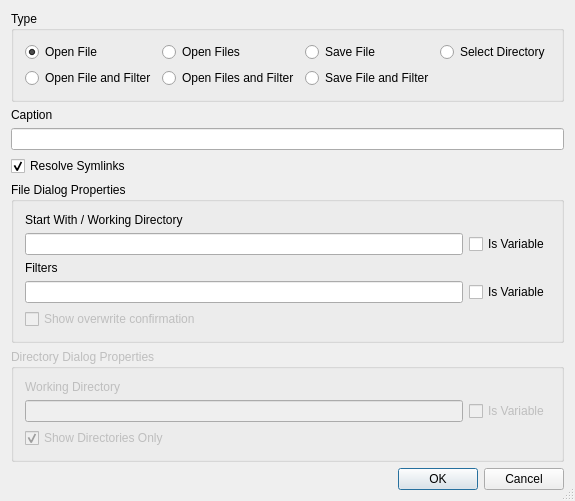
First picture: the form in Plugins/WizardPlugins/FileDialogWizard/FileDialogWizardDialog.ui, repository testmana2/test, before the edit.
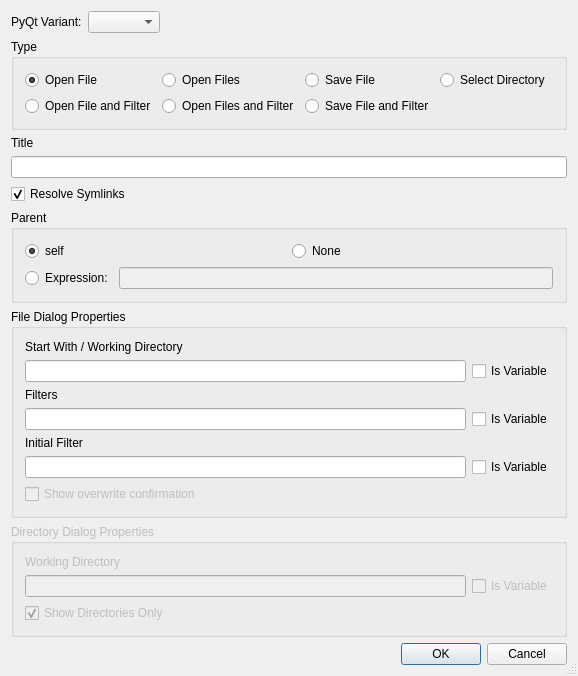
Second picture: the form after the edit.

Commit message: Added support for PyQt5 to the QFileDialog wizard.

What changed in the file:
```diff
--- a/Plugins/WizardPlugins/FileDialogWizard/FileDialogWizardDialog.ui
+++ b/Plugins/WizardPlugins/FileDialogWizard/FileDialogWizardDialog.ui
@@ -6,8 +6,8 @@
    <rect>
     <x>0</x>
     <y>0</y>
-    <width>557</width>
-    <height>479</height>
+    <width>578</width>
+    <height>620</height>
    </rect>
   </property>
   <property name="windowTitle">
@@ -18,7 +18,34 @@
   </property>
   <layout class="QVBoxLayout" name="verticalLayout">
    <item>
-    <widget class="QGroupBox" name="groupBox">
+    <layout class="QHBoxLayout" name="horizontalLayout">
+     <item>
+      <widget class="QLabel" name="label">
+       <property name="text">
+        <string>PyQt Variant:</string>
+       </property>
+      </widget>
+     </item>
+     <item>
+      <widget class="QComboBox" name="pyqtComboBox"/>
+     </item>
+     <item>
+      <spacer name="horizontalSpacer">
+       <property name="orientation">
+        <enum>Qt::Horizontal</enum>
+       </property>
+       <property name="sizeHint" stdset="0">
+        <size>
+         <width>40</width>
+         <height>20</height>
+        </size>
+       </property>
+      </spacer>
+     </item>
+    </layout>
+   </item>
+   <item>
+    <widget class="QGroupBox" name="typeGroupBox">
      <property name="title">
       <string>Type</string>
      </property>
@@ -105,7 +132,7 @@
    <item>
     <widget class="QLabel" name="TextLabel1">
      <property name="text">
-      <string>Caption</string>
+      <string>Title</string>
      </property>
     </widget>
    </item>
@@ -129,36 +156,72 @@
      </property>
     </widget>
    </item>
+   <item>
+    <widget class="QGroupBox" name="parentGroup">
+     <property name="title">
+      <string>Parent</string>
+     </property>
+     <layout class="QGridLayout" name="gridLayout_3">
+      <item row="0" column="0">
+       <widget class="QRadioButton" name="parentSelf">
+        <property name="toolTip">
+         <string>Select &quot;self&quot; as parent</string>
+        </property>
+        <property name="text">
+         <string>self</string>
+        </property>
+        <property name="checked">
+         <bool>true</bool>
+        </property>
+       </widget>
+      </item>
+      <item row="0" column="1">
+       <widget class="QRadioButton" name="parentNone">
+        <property name="toolTip">
+         <string>Select &quot;None&quot; as parent</string>
+        </property>
+        <property name="text">
+         <string>None</string>
+        </property>
+       </widget>
+      </item>
+      <item row="1" column="0" colspan="2">
+       <layout class="QHBoxLayout" name="horizontalLayout_2">
+        <item>
+         <widget class="QRadioButton" name="parentOther">
+          <property name="toolTip">
+           <string>Select to enter a parent expression</string>
+          </property>
+          <property name="text">
+           <string>Expression:</string>
+          </property>
+         </widget>
+        </item>
+        <item>
+         <widget class="QLineEdit" name="parentEdit">
+          <property name="enabled">
+           <bool>false</bool>
+          </property>
+          <property name="toolTip">
+           <string>Enter the parent expression</string>
+          </property>
+         </widget>
+        </item>
+       </layout>
+      </item>
+     </layout>
+    </widget>
+   </item>
    <item>
     <widget class="QGroupBox" name="filePropertiesGroup">
      <property name="title">
       <string>File Dialog Properties</string>
      </property>
-     <layout class="QGridLayout">
-      <item row="3" column="1">
-       <widget class="QCheckBox" name="cFilters">
-        <property name="toolTip">
-         <string>Check this if the contents of the edit names a variable or variable function</string>
-        </property>
+     <layout class="QGridLayout" name="gridLayout_2">
+      <item row="0" column="0" colspan="2">
+       <widget class="QLabel" name="TextLabel3">
         <property name="text">
-         <string>Is Variable</string>
-        </property>
-       </widget>
-      </item>
-      <item row="3" column="0">
-       <widget class="QLineEdit" name="eFilters">
-        <property name="toolTip">
-         <string>Enter the filter specifications separated by ';;'</string>
-        </property>
-       </widget>
-      </item>
-      <item row="1" column="1">
-       <widget class="QCheckBox" name="cStartWith">
-        <property name="toolTip">
-         <string>Check this if the contents of the edit names a variable or variable function</string>
-        </property>
-        <property name="text">
-         <string>Is Variable</string>
+         <string>Start With / Working Directory</string>
         </property>
        </widget>
       </item>
@@ -169,6 +232,16 @@
         </property>
        </widget>
       </item>
+      <item row="1" column="1">
+       <widget class="QCheckBox" name="cStartWith">
+        <property name="toolTip">
+         <string>Check this if the contents of the edit names a variable or variable function</string>
+        </property>
+        <property name="text">
+         <string>Is Variable</string>
+        </property>
+       </widget>
+      </item>
       <item row="2" column="0" colspan="2">
        <widget class="QLabel" name="TextLabel2">
         <property name="text">
@@ -176,7 +249,48 @@
         </property>
        </widget>
       </item>
+      <item row="3" column="0">
+       <widget class="QLineEdit" name="eFilters">
+        <property name="toolTip">
+         <string>Enter the filter specifications separated by ';;'</string>
+        </property>
+       </widget>
+      </item>
+      <item row="3" column="1">
+       <widget class="QCheckBox" name="cFilters">
+        <property name="toolTip">
+         <string>Check this if the contents of the edit names a variable or variable function</string>
+        </property>
+        <property name="text">
+         <string>Is Variable</string>
+        </property>
+       </widget>
+      </item>
       <item row="4" column="0" colspan="2">
+       <widget class="QLabel" name="lInitialFilter">
+        <property name="text">
+         <string>Initial Filter</string>
+        </property>
+       </widget>
+      </item>
+      <item row="5" column="0">
+       <widget class="QLineEdit" name="eInitialFilter">
+        <property name="toolTip">
+         <string>Enter the initial filter</string>
+        </property>
+       </widget>
+      </item>
+      <item row="5" column="1">
+       <widget class="QCheckBox" name="cInitialFilter">
+        <property name="toolTip">
+         <string>Check this if the contents of the edit names a variable or variable function</string>
+        </property>
+        <property name="text">
+         <string>Is Variable</string>
+        </property>
+       </widget>
+      </item>
+      <item row="6" column="0" colspan="2">
        <widget class="QCheckBox" name="cConfirmOverwrite">
         <property name="enabled">
          <bool>false</bool>
@@ -189,13 +303,6 @@
         </property>
        </widget>
       </item>
-      <item row="0" column="0" colspan="2">
-       <widget class="QLabel" name="TextLabel3">
-        <property name="text">
-         <string>Start With / Working Directory</string>
-        </property>
-       </widget>
-      </item>
      </layout>
     </widget>
    </item>
```
Left out of the diff: 39 changed lines with no effect on the pictures. The commit also changes 19 other files.
